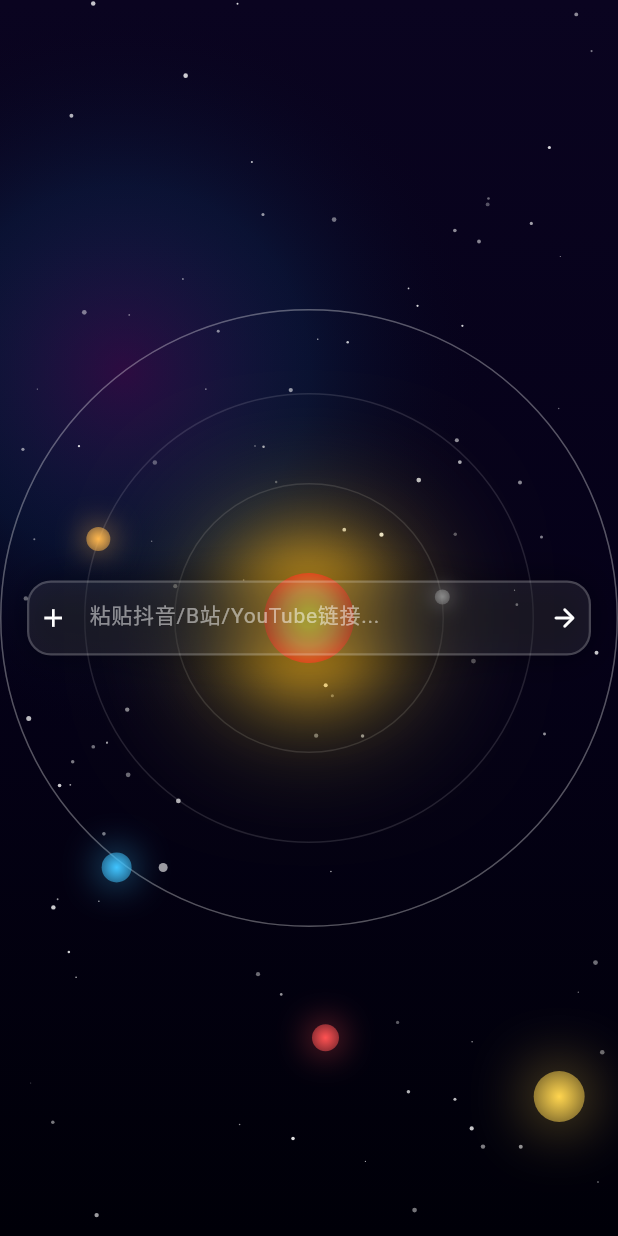
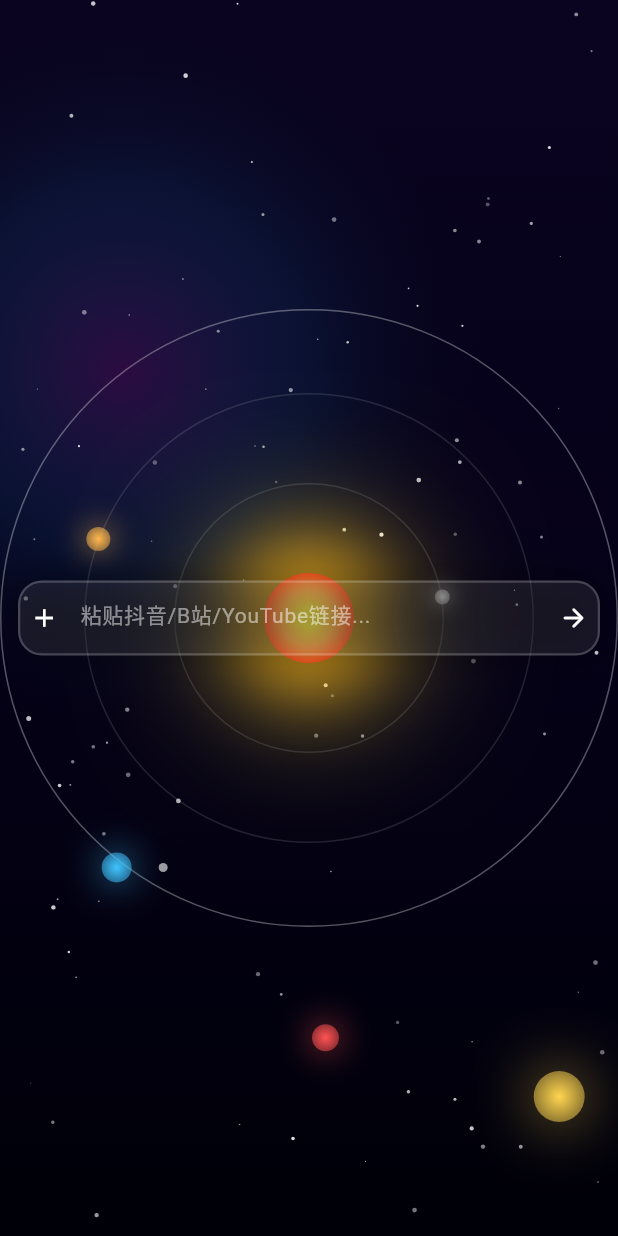
Before and after one commit to Lewis-0710/Watermark, a Flutter app: the screen it shows after launch, on a phone screen of 412 x 824 dp. Run offline on Flutter 3.47's test engine with Material 3 defaults, Android fonts, the phone set to English and light mode, and no system bars; our stand-ins replace dio, file_picker, video_player, webview_flutter; missing offline and left inert: gal, window_manager.

Commit message:
feat: 修复 macOS 沙盒文件访问权限，首页输入框两边间距设为12，全面启用绿色去水印魔法棒应用图标

```diff
--- a/lib/screens/home_page.dart
+++ b/lib/screens/home_page.dart
@@ -135,7 +135,7 @@ class _HomePageState extends State<HomePage> with TickerProviderStateMixin {
           SafeArea(
             child: Center(
               child: Padding(
-                padding: const EdgeInsets.symmetric(horizontal: 18),
+                padding: const EdgeInsets.symmetric(horizontal: 12),
                 child: _buildInputRow(),
               ),
             ),
@@ -328,8 +328,7 @@ class _HomePageState extends State<HomePage> with TickerProviderStateMixin {
   Widget _buildInputRow() {
     return LayoutBuilder(
       builder: (context, constraints) {
-        final totalWidth =
-            constraints.maxWidth > 640 ? 560.0 : constraints.maxWidth;
+        final totalWidth = constraints.maxWidth;
         return Center(
           child: Container(
             width: totalWidth,
```
Also changed, not shown: 31 other files.
